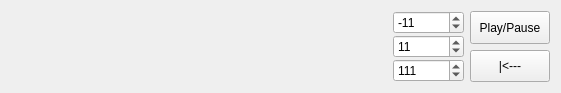
The window that src/managers/timeline/timeline.ui (pasbi/ommpfritt) describes before a commit, drawn with Qt 5.
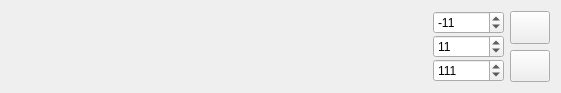
The same window after the commit. Custom widgets are drawn as their Qt base class.

Commit message: play/pause and jump icons

Diff of the .ui file:
```diff
--- a/src/managers/timeline/timeline.ui
+++ b/src/managers/timeline/timeline.ui
@@ -71,7 +71,7 @@
         </sizepolicy>
        </property>
        <property name="text">
-        <string>Play/Pause</string>
+        <string/>
        </property>
        <property name="checkable">
         <bool>true</bool>
@@ -87,7 +87,7 @@
         </sizepolicy>
        </property>
        <property name="text">
-        <string>|&lt;---</string>
+        <string/>
        </property>
       </widget>
      </item>
```
The commit also changes 11 other files.
